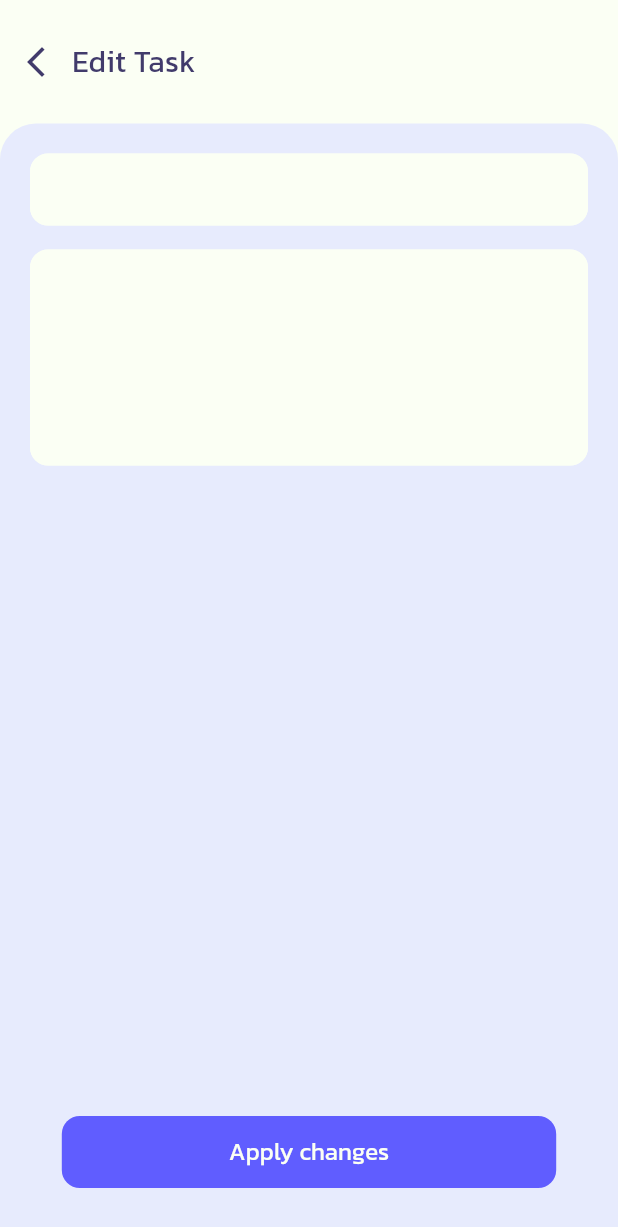
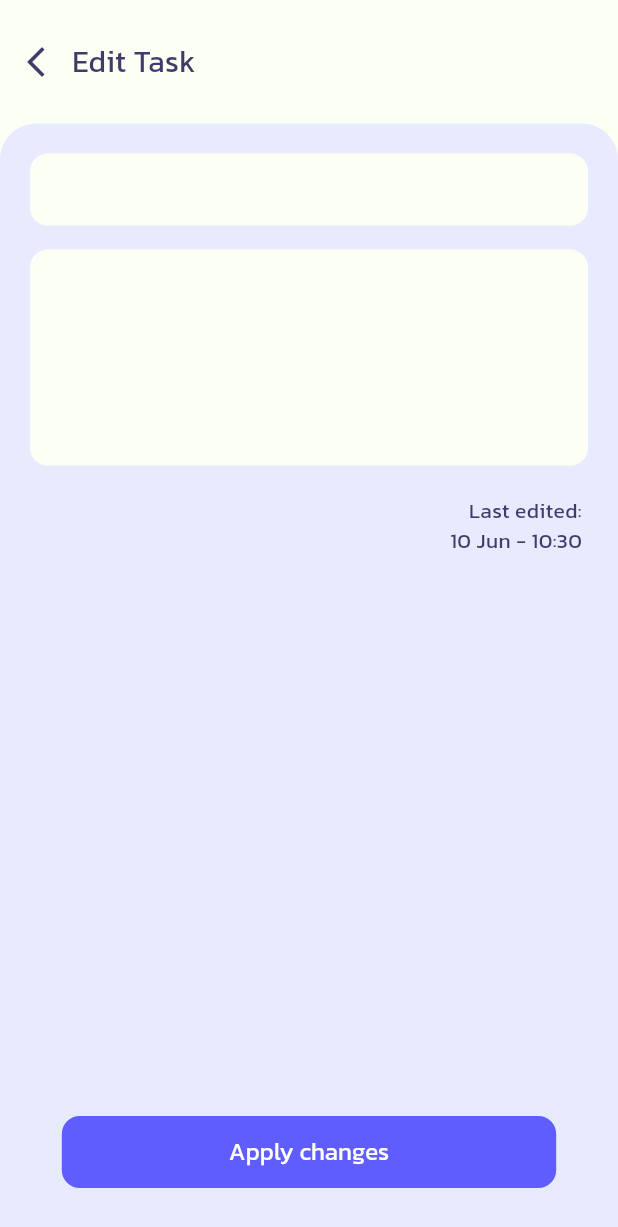
Before and after one commit to amethyst-cod3/taskhub, a Flutter app: the EditTaskPage screen opened directly with empty values, on a phone screen of 412 x 824 dp. Shown: the top 1227 px of the screen. Run offline on Flutter 3.47's test engine with Material 3 defaults, Android fonts, the phone set to English and light mode, and no system bars; our stand-ins replace cloud_firestore, firebase_auth, firebase_core, flutter_slidable, flutter_spinkit, go_router and 1 more; accounts and stored records are empty.

Commit message:
Task UX improved

```diff
--- a/lib/features/home/edit_task_page.dart
+++ b/lib/features/home/edit_task_page.dart
@@ -1,5 +1,6 @@
 import 'package:flutter/material.dart';
 import 'package:go_router/go_router.dart';
+import 'package:intl/intl.dart';
 import 'package:provider/provider.dart';
 import 'package:taskhub/components/buttons.dart';
 import 'package:taskhub/components/textfields.dart';
@@ -98,6 +99,19 @@ class _EditTaskPageState extends State<EditTaskPage> {
                             expands: true,
                             isTaskField: true,
                           ),
+                          Padding(
+                            padding: const EdgeInsets.all(12),
+                            child: Row(
+                              mainAxisAlignment: MainAxisAlignment.end,
+                              children: [
+                                Text(
+                                  'Last edited:\n${DateFormat('dd MMM - HH:mm').format(widget.task.lastEdited)}',
+                                  style: CustomTextStyle.taskTileCreated,
+                                  textAlign: TextAlign.end,
+                                ),
+                              ],
+                            ),
+                          ),
                         ],
                       ),
                       const Expanded(child: SizedBox()),
--- a/lib/features/home/home_page.dart
+++ b/lib/features/home/home_page.dart
@@ -42,7 +42,7 @@ class HomePage extends StatelessWidget {
                                 width: 18,
                               ),
                               Text(
-                                'Home',
+                                'My tasks',
                                 style: CustomTextStyle.menuTitle,
                               ),
                             ],
--- a/lib/styles/text_styles.dart
+++ b/lib/styles/text_styles.dart
@@ -44,6 +44,8 @@ class CustomTextStyle {
     fontSize: 20,
     fontWeight: FontWeight.w700,
     fontFamily: 'Kanit',
+    decoration: TextDecoration.lineThrough,
+    decorationColor: CustomColor.customwhite,
   );
 
   /// Texts
@@ -83,6 +85,18 @@ class CustomTextStyle {
     fontWeight: FontWeight.w400,
     fontFamily: 'Kanit',
   );
+  static const taskTileCreated = TextStyle(
+    color: CustomColor.darkblue,
+    fontSize: 14,
+    fontWeight: FontWeight.w400,
+    fontFamily: 'Kanit',
+  );
+  static const completedTaskTileCreated = TextStyle(
+    color: CustomColor.lightwhite,
+    fontSize: 14,
+    fontWeight: FontWeight.w400,
+    fontFamily: 'Kanit',
+  );
 
   /// Buttons
   static const primaryButtonRegular = TextStyle(
@@ -97,4 +111,16 @@ class CustomTextStyle {
     fontWeight: FontWeight.w400,
     fontFamily: 'Kanit',
   );
+  static const tertiaryButtonRegular = TextStyle(
+    color: CustomColor.lightblue,
+    fontSize: 16,
+    fontWeight: FontWeight.w400,
+    fontFamily: 'Kanit',
+  );
+  static const tertiaryButtonRegularAlternative = TextStyle(
+    color: CustomColor.purple,
+    fontSize: 16,
+    fontWeight: FontWeight.w400,
+    fontFamily: 'Kanit',
+  );
 }
--- a/pubspec.yaml
+++ b/pubspec.yaml
@@ -49,6 +49,7 @@ dependencies:
   # The following adds the Cupertino Icons font to your application.
   # Use with the CupertinoIcons class for iOS style icons.
   cupertino_icons: ^1.0.6
+  intl: ^0.19.0
 
 dev_dependencies:
   flutter_test:
```
Also changed, not shown: lib/components/task/task_tile.dart (+71 -6 lines), lib/components/task/tasks_list.dart (+45 -2 lines), lib/models/task_model.dart (+31 -0 lines), lib/services/database_service.dart (+12 -8 lines), pubspec.lock.
